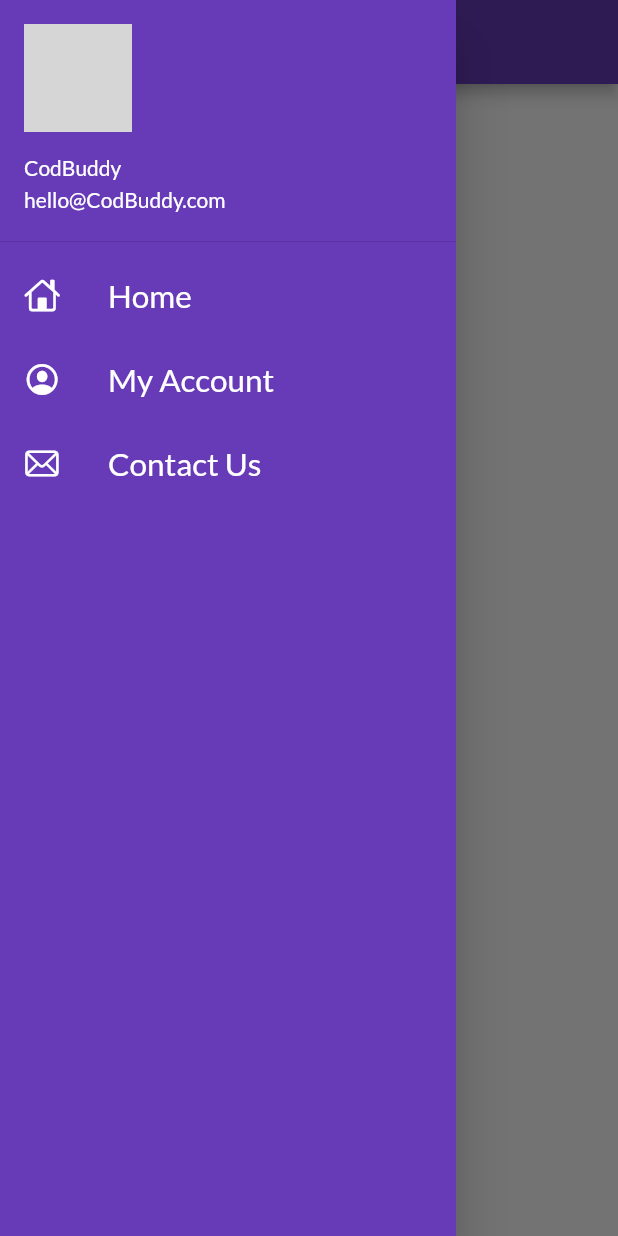
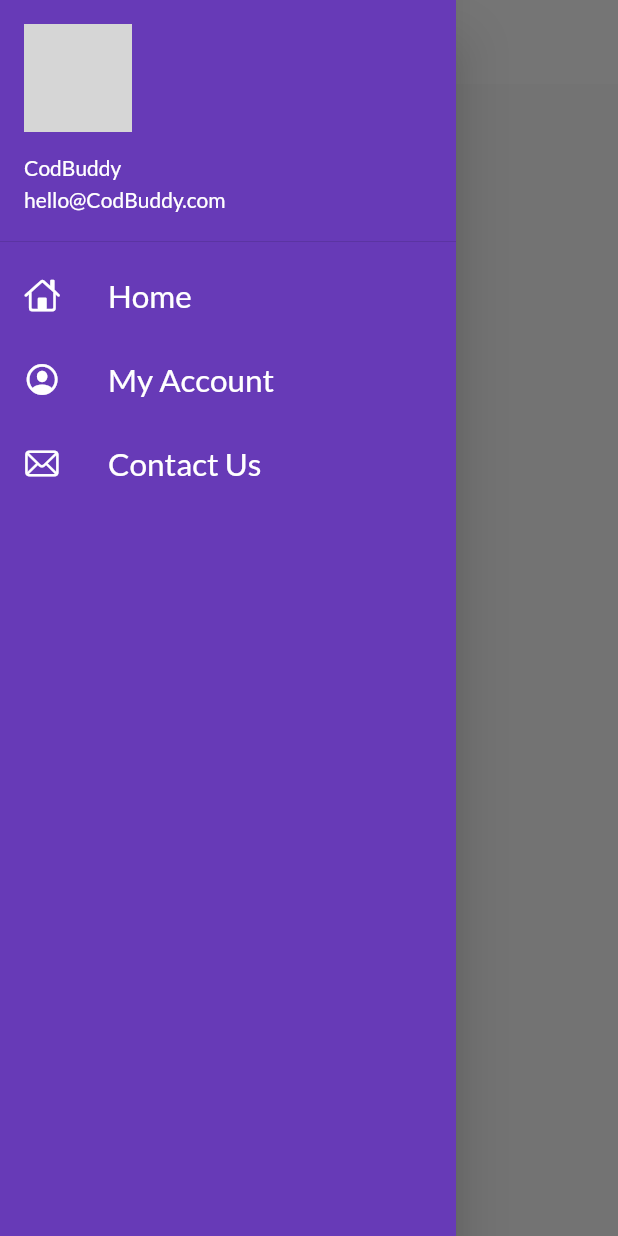
Before and after one commit to muhammad-07/flutter-course, a Flutter app: the screen it shows after launch, with the side drawer open, on a phone screen of 412 x 824 dp. Run offline on Flutter 3.47's test engine with Material 2 defaults, Android fonts, the light colour scheme and no system bars; our stand-ins replace google_fonts; missing offline and left inert: dart:js; network calls fail; grey boxes are pictures that could not be loaded.

Commit message:
themes extracted

```diff
--- a/lib/main.dart
+++ b/lib/main.dart
@@ -2,6 +2,7 @@
 import 'package:google_fonts/google_fonts.dart';
 import 'package:magfee/pages/login_page.dart';
 import 'package:magfee/utils/routes.dart';
+import 'package:magfee/widgets/themes.dart';
 import 'pages/homepage.dart';
 
 void main() {
@@ -17,12 +18,8 @@
 
         // home: Homepage(), // Because Rout added so no need
         // themeMode: ThemeMode.dark,
-        // darkTheme: ThemeData(brightness: Brightness.dark),
-        theme: ThemeData(
-          primarySwatch: Colors.deepPurple,
-          // primaryTextTheme: GoogleFonts.latoTextTheme(),
-          fontFamily: GoogleFonts.lato().fontFamily,
-        ),
+        darkTheme: MyTheme.lightTheme(context),
+        theme: MyTheme.lightTheme(context),
         debugShowCheckedModeBanner: false,
         routes: {
           "/": (context) => Homepage(),
--- /dev/null
+++ b/lib/widgets/themes.dart
@@ -0,0 +1,20 @@
+import 'dart:js';
+
+import 'package:flutter/material.dart';
+import 'package:google_fonts/google_fonts.dart';
+
+class MyTheme {
+  static ThemeData lightTheme(BuildContext context) => ThemeData(
+        appBarTheme: AppBarTheme(
+            color: Colors.white,
+            elevation: 0.0,
+            iconTheme: IconThemeData(color: Colors.black),
+            textTheme: Theme.of(context).textTheme),
+        primarySwatch: Colors.deepPurple,
+        // primaryTextTheme: GoogleFonts.latoTextTheme(),
+        fontFamily: GoogleFonts.lato().fontFamily,
+      );
+      static ThemeData darkTheme(BuildContext context) => ThemeData(
+        brightness: Brightness.dark,
+      );
+}
```
